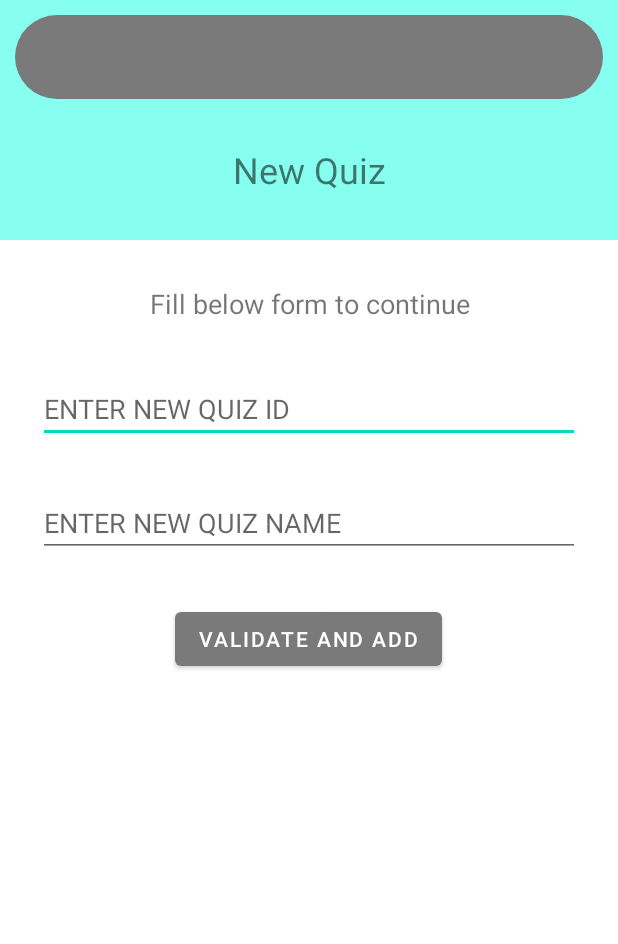
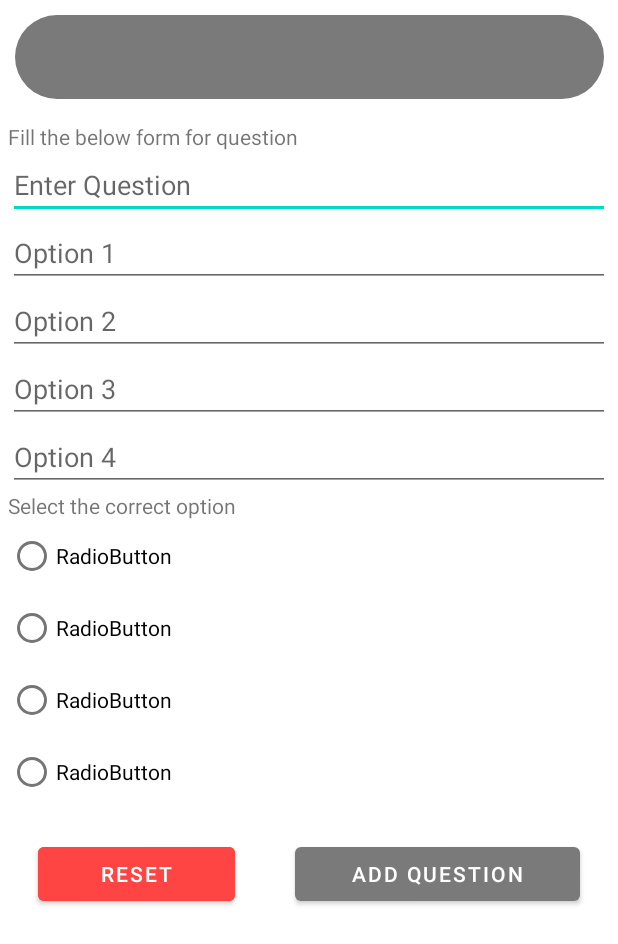
Before and after one commit to abaditya26/QuizApplication, an Android app: the NewQuizActivity screen opened directly, with no data from a screen before it, after a tap on "VALIDATE AND ADD", on a phone screen of 412 x 824 dp. Shown: the top 944 px of the screen. Run offline under Robolectric (Android 15) with nearby library versions, the phone set to English and light mode, and no system bars; our stand-ins replace Firebase (no records; nobody signed in at launch, a user with empty details on screens opened directly).

Commit message:
add quiz

```diff
--- a/app/src/main/AndroidManifest.xml
+++ b/app/src/main/AndroidManifest.xml
@@ -9,7 +9,8 @@
         android:roundIcon="@mipmap/ic_launcher_round"
         android:supportsRtl="true"
         android:theme="@style/Theme.QuizApplication">
-        <activity android:name=".NewQuizActivity"></activity>
+        <activity android:name=".AddNewQuestionActivity"></activity>
+        <activity android:name=".NewQuizActivity" />
         <activity android:name=".AttemptQuizActivity" />
         <activity android:name=".EditProfileActivity" />
         <activity android:name=".RegisterUserActivity" />
--- /dev/null
+++ b/app/src/main/java/com/aditya/quizapplication/AddNewQuestionActivity.java
@@ -0,0 +1,169 @@
+package com.aditya.quizapplication;
+
+import androidx.annotation.NonNull;
+import androidx.appcompat.app.AppCompatActivity;
+
+import android.app.ProgressDialog;
+import android.os.Bundle;
+import android.text.Editable;
+import android.text.TextWatcher;
+import android.view.View;
+import android.widget.EditText;
+import android.widget.RadioButton;
+import android.widget.RadioGroup;
+import android.widget.Toast;
+
+import com.aditya.quizapplication.Models.ModelQuestions;
+import com.google.android.gms.tasks.OnCompleteListener;
+import com.google.android.gms.tasks.OnFailureListener;
+import com.google.android.gms.tasks.Task;
+import com.google.firebase.auth.FirebaseAuth;
+import com.google.firebase.database.DataSnapshot;
+import com.google.firebase.database.DatabaseError;
+import com.google.firebase.database.DatabaseReference;
+import com.google.firebase.database.FirebaseDatabase;
+import com.google.firebase.database.ValueEventListener;
+
+public class AddNewQuestionActivity extends AppCompatActivity {
+
+    String quizId;
+
+    FirebaseAuth auth;
+    DatabaseReference reference;
+
+    ProgressDialog progressDialog;
+
+    int questionCount = 0;
+
+    EditText questionInput, option1Input, option2Input, option3Input, option4Input;
+    RadioButton radioOption1, radioOption2, radioOption3, radioOption4;
+    RadioGroup radioOptionGroup;
+
+    @Override
+    protected void onCreate(Bundle savedInstanceState) {
+        super.onCreate(savedInstanceState);
+        setContentView(R.layout.activity_add_new_question);
+
+        quizId = getIntent().getStringExtra("id");
+        auth = FirebaseAuth.getInstance();
+        if (auth.getCurrentUser()==null){
+            finish();
+            return;
+        }
+        reference = FirebaseDatabase.getInstance().getReference();
+
+        progressDialog = new ProgressDialog(this);
+        progressDialog.setTitle("Fetching data");
+        progressDialog.setMessage("Processing request");
+        progressDialog.setCancelable(false);
+        progressDialog.show();
+        reference.child("Quiz").child(quizId).child("Questions").addValueEventListener(new ValueEventListener() {
+            @Override
+            public void onDataChange(@NonNull DataSnapshot snapshot) {
+                questionCount=0;
+                for (DataSnapshot ignored : snapshot.getChildren()){
+                    questionCount++;
+                }
+                try {
+                    progressDialog.cancel();
+                }catch (Exception ignored){}
+            }
+
+            @Override
+            public void onCancelled(@NonNull DatabaseError error) {
+
+            }
+        });
+
+        //initiate views
+        questionInput = findViewById(R.id.questionInput);
+        option1Input = findViewById(R.id.option_1_input);
+        option2Input = findViewById(R.id.option_2_input);
+        option3Input = findViewById(R.id.option_3_input);
+        option4Input = findViewById(R.id.option_4_input);
+        radioOption1 = findViewById(R.id.optionRadio1);
+        radioOption2 = findViewById(R.id.optionRadio2);
+        radioOption3 = findViewById(R.id.optionRadio3);
+        radioOption4 = findViewById(R.id.optionRadio4);
+        radioOptionGroup = findViewById(R.id.radioOptionGroup);
+
+        option1Input.addTextChangedListener(new TextWatcherAdapter(radioOption1));
+        option2Input.addTextChangedListener(new TextWatcherAdapter(radioOption2));
+        option3Input.addTextChangedListener(new TextWatcherAdapter(radioOption3));
+        option4Input.addTextChangedListener(new TextWatcherAdapter(radioOption4));
+    }
+
+    public void addQuestion(View view) {
+        int selectedId = radioOptionGroup.getCheckedRadioButtonId();
+        RadioButton selected = (RadioButton) findViewById(selectedId);
+        String option1, option2, option3, option4, question;
+        option1=option1Input.getText().toString();
+        option2=option2Input.getText().toString();
+        option3=option3Input.getText().toString();
+        option4=option4Input.getText().toString();
+        question=questionInput.getText().toString();
+        if(!validateData(question, option1, option2, option3, option4, selectedId)){
+            return;
+        }
+        String answer = selected.getText().toString();
+        ModelQuestions questionModel = new ModelQuestions(question,option1,option2,option3,option4,answer);
+        reference.child("Quiz").child(quizId).child("Questions").child(questionCount+"").setValue(questionModel).addOnCompleteListener(task -> {
+            Toast.makeText(AddNewQuestionActivity.this, "Question Added", Toast.LENGTH_SHORT).show();
+        }).addOnFailureListener(e -> Toast.makeText(AddNewQuestionActivity.this, "Error => "+e.getMessage(), Toast.LENGTH_SHORT).show());
+    }
+
+    private boolean validateData(String question, String option1, String option2, String option3, String option4, int selectedId) {
+        if (selectedId==-1){
+            radioOption1.setError("Should be selected");
+            radioOption2.setError("Should be selected");
+            radioOption3.setError("Should be selected");
+            radioOption4.setError("Should be selected");
+            return false;
+        }
+        if (question.equals("")){
+            questionInput.setError("Required");
+            return false;
+        }
+        if (option1.equals("")){
+            option1Input.setError("Required");
+            return false;
+        }
+        if (option2.equals("")){
+            option2Input.setError("Required");
+            return false;
+        }
+        if (option3.equals("")){
+            option3Input.setError("Required");
+            return false;
+        }
+        if (option4.equals("")){
+            option4Input.setError("Required");
+            return false;
+        }
+        return true;
+    }
+
+
+    private class TextWatcherAdapter implements TextWatcher {
+        RadioButton radioOption;
+        TextWatcherAdapter(RadioButton radioOption){
+            this.radioOption=radioOption;
+        }
+        @Override
+        public void beforeTextChanged(CharSequence s, int start, int count, int after) {
+
+        }
+
+        @Override
+        public void onTextChanged(CharSequence s, int start, int before, int count) {
+            radioOption.setText(s.toString());
+        }
+
+        @Override
+        public void afterTextChanged(Editable s) {
+
+        }
+    }
+
+
+}
--- a/app/src/main/java/com/aditya/quizapplication/NewQuizActivity.java
+++ b/app/src/main/java/com/aditya/quizapplication/NewQuizActivity.java
@@ -4,6 +4,7 @@ import androidx.annotation.NonNull;
 import androidx.appcompat.app.AppCompatActivity;
 
 import android.app.ProgressDialog;
+import android.content.Intent;
 import android.os.Bundle;
 import android.view.View;
 import android.widget.EditText;
@@ -85,6 +86,10 @@ public class NewQuizActivity extends AppCompatActivity {
                 .addOnCompleteListener(task -> {
                     if (task.isSuccessful()){
                         Toast.makeText(NewQuizActivity.this, "Quiz Added", Toast.LENGTH_SHORT).show();
+                        Intent addQuestion = new Intent(this, AddNewQuestionActivity.class);
+                        addQuestion.putExtra("id",quizId);
+                        startActivity(addQuestion);
+                        finish();
                     }
                     progressDialog.cancel();
                 })
--- /dev/null
+++ b/app/src/main/res/layout/activity_add_new_question.xml
@@ -0,0 +1,145 @@
+<?xml version="1.0" encoding="utf-8"?>
+<RelativeLayout xmlns:android="http://schemas.android.com/apk/res/android"
+    xmlns:app="http://schemas.android.com/apk/res-auto"
+    xmlns:tools="http://schemas.android.com/tools"
+    android:layout_width="match_parent"
+    android:layout_height="match_parent"
+    tools:context=".AddNewQuestionActivity">
+
+    <androidx.appcompat.widget.Toolbar
+        android:id="@+id/toolbar3"
+        android:layout_width="match_parent"
+        android:layout_height="?attr/actionBarSize"
+        android:layout_alignParentStart="true"
+        android:layout_alignParentTop="true"
+        android:layout_alignParentEnd="true"
+        android:layout_marginStart="10dp"
+        android:layout_marginTop="10dp"
+        android:layout_marginEnd="9dp"
+        android:layout_marginBottom="10dp"
+        android:background="@drawable/toolbar_background"
+        android:minHeight="?attr/actionBarSize"
+        android:theme="?attr/actionBarTheme" />
+
+    <ScrollView
+        android:layout_width="match_parent"
+        android:layout_height="match_parent"
+        android:layout_below="@+id/toolbar3"
+        android:layout_alignParentStart="true"
+        android:layout_alignParentEnd="true"
+        android:layout_alignParentBottom="true"
+        android:layout_margin="5dp">
+
+        <LinearLayout
+            android:layout_width="match_parent"
+            android:layout_height="wrap_content"
+            android:orientation="vertical" >
+
+            <TextView
+                android:id="@+id/textView4"
+                android:layout_width="match_parent"
+                android:layout_height="wrap_content"
+                android:text="Fill the below form for question" />
+
+            <EditText
+                android:id="@+id/questionInput"
+                android:layout_width="match_parent"
+                android:layout_height="wrap_content"
+                android:ems="10"
+                android:hint="Enter Question"
+                android:inputType="textPersonName" />
+
+            <EditText
+                android:id="@+id/option_1_input"
+                android:layout_width="match_parent"
+                android:layout_height="wrap_content"
+                android:ems="10"
+                android:hint="Option 1"
+                android:inputType="textPersonName"/>
+
+            <EditText
+                android:id="@+id/option_2_input"
+                android:layout_width="match_parent"
+                android:layout_height="wrap_content"
+                android:ems="10"
+                android:hint="Option 2"
+                android:inputType="textPersonName"/>
+
+            <EditText
+                android:id="@+id/option_3_input"
+                android:layout_width="match_parent"
+                android:layout_height="wrap_content"
+                android:ems="10"
+                android:hint="Option 3"
+                android:inputType="textPersonName"/>
+
+            <EditText
+                android:id="@+id/option_4_input"
+                android:layout_width="match_parent"
+                android:layout_height="wrap_content"
+                android:ems="10"
+                android:hint="Option 4"
+                android:inputType="textPersonName" />
+
+            <TextView
+                android:layout_width="wrap_content"
+                android:layout_height="wrap_content"
+                android:text="Select the correct option"
+                />
+
+            <RadioGroup
+                android:id="@+id/radioOptionGroup"
+                android:layout_width="match_parent"
+                android:layout_height="match_parent" >
+
+                <RadioButton
+                    android:id="@+id/optionRadio1"
+                    android:layout_width="match_parent"
+                    android:layout_height="wrap_content"
+                    android:text="RadioButton" />
+
+                <RadioButton
+                    android:id="@+id/optionRadio2"
+                    android:layout_width="match_parent"
+                    android:layout_height="wrap_content"
+                    android:text="RadioButton" />
+
+                <RadioButton
+                    android:id="@+id/optionRadio3"
+                    android:layout_width="match_parent"
+                    android:layout_height="wrap_content"
+                    android:text="RadioButton" />
+
+                <RadioButton
+                    android:id="@+id/optionRadio4"
+                    android:layout_width="match_parent"
+                    android:layout_height="wrap_content"
+                    android:text="RadioButton" />
+            </RadioGroup>
+
+            <LinearLayout
+                android:layout_width="match_parent"
+                android:layout_height="match_parent"
+                android:orientation="horizontal">
+
+                <Button
+                    android:id="@+id/button2"
+                    android:layout_width="wrap_content"
+                    android:layout_height="wrap_content"
+                    android:layout_weight="1"
+                    android:text="RESET"
+                    android:layout_margin="20dp"
+                    android:backgroundTint="@android:color/holo_red_light"/>
+
+                <Button
+                    android:id="@+id/button3"
+                    android:layout_width="wrap_content"
+                    android:layout_height="wrap_content"
+                    android:layout_weight="1"
+                    android:layout_margin="20dp"
+                    android:onClick="addQuestion"
+                    android:text="ADD QUESTION" />
+            </LinearLayout>
+        </LinearLayout>
+    </ScrollView>
+</RelativeLayout>
```
Also changed, not shown: app/src/main/java/com/aditya/quizapplication/Models/ModelQuestions.java (added, +65 -0 lines).
